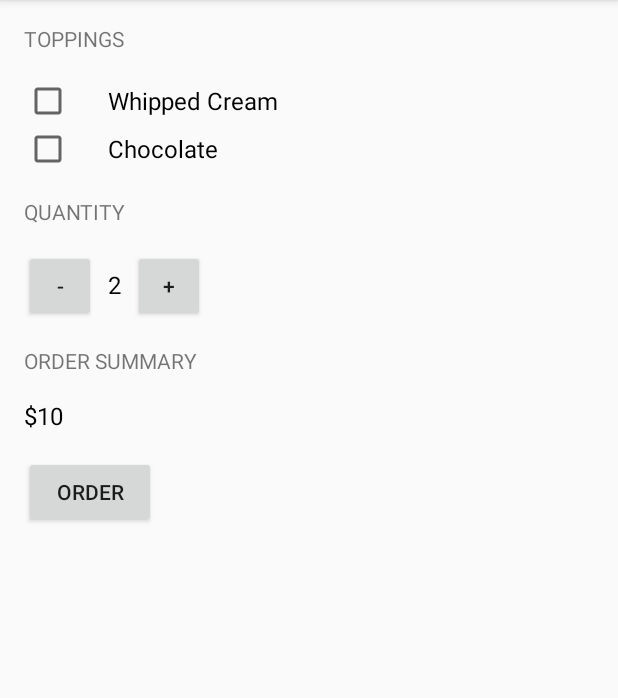
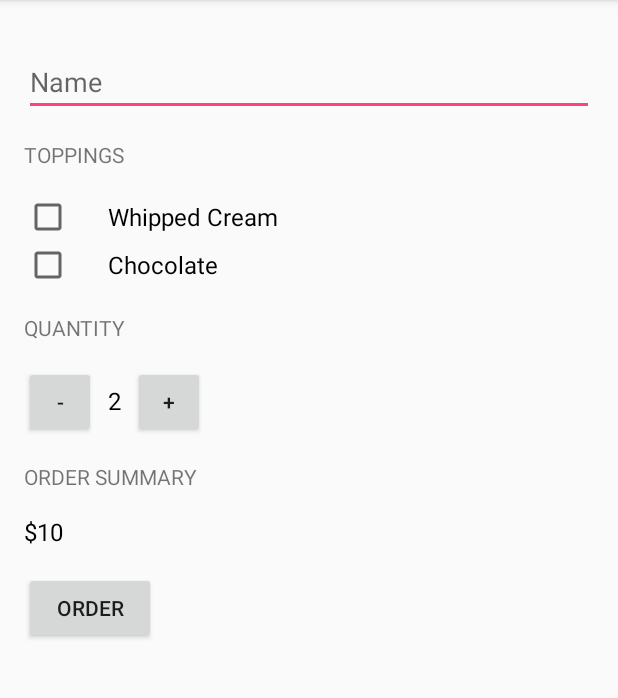
Before and after one commit to jsbaidwan/CoffeeBar, an Android app: the screen it shows after launch (MainActivity), on a phone screen of 412 x 824 dp, the part 84-782 px from its top. Run offline under Robolectric (Android 15) with nearby library versions, the phone set to English and light mode, and no system bars.

Commit message:
add edit field to insert name

```diff
--- a/app/src/main/res/layout/activity_main.xml
+++ b/app/src/main/res/layout/activity_main.xml
@@ -15,6 +15,15 @@
     android:paddingRight="16dp"
     android:paddingTop="16dp"
    >
+    <EditText
+        android:id="@+id/name_field"
+        android:layout_width="match_parent"
+        android:layout_height="wrap_content"
+        android:layout_marginTop="16dp"
+        android:layout_marginBottom="16dp"
+        android:hint="Name"
+        android:inputType="textCapWords"/>
+
 
     <TextView
         android:layout_width="wrap_content"
```
